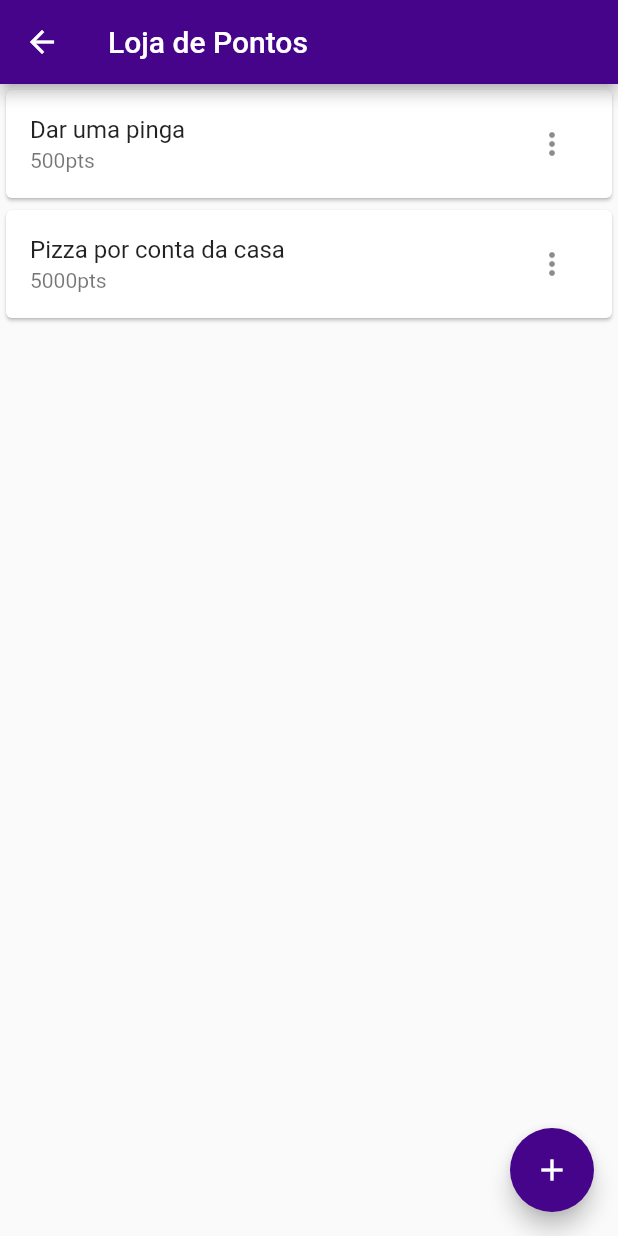
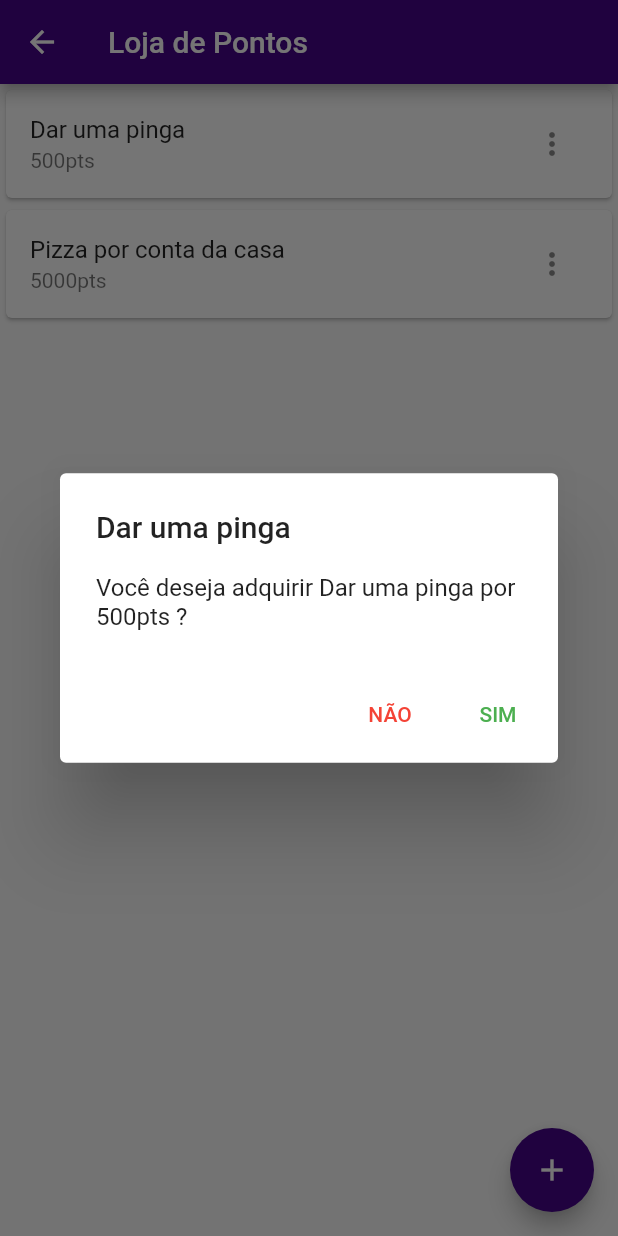
Before and after one commit to jonasbraga/repstask-frontend, a Flutter app: the ShopPage screen opened directly, after a tap on "Dar uma pinga", on a phone screen of 412 x 824 dp. Run offline on Flutter 3.47's test engine with Material 2 defaults, Android fonts, the phone set to English and light mode, and no system bars; network calls fail.

Commit message:
Enh: Adicionado dialog de confirmação

```diff
--- /dev/null
+++ b/lib/components/reward/buy_reward_dialog.dart
@@ -0,0 +1,40 @@
+import 'package:flutter/material.dart';
+import 'package:reptask/models/reward_model.dart';
+
+class BuyRewardDialog extends StatefulWidget {
+  const BuyRewardDialog({super.key, required this.rewardData});
+  final RewardModel rewardData;
+
+  @override
+  State<BuyRewardDialog> createState() => _BuyRewardDialogState();
+}
+
+class _BuyRewardDialogState extends State<BuyRewardDialog> {
+  @override
+  Widget build(BuildContext context) {
+    return AlertDialog(
+      title: Text(widget.rewardData.titulo),
+      content: Text(
+          "Você deseja adquirir ${widget.rewardData.titulo} por ${widget.rewardData.pontos}pts ?"),
+      actions: [
+        TextButton(
+            child: const Text(
+              "NÃO",
+              style: TextStyle(color: Colors.red),
+            ),
+            onPressed: () {
+              Navigator.pop(context);
+            }),
+        TextButton(
+          child: const Text(
+            "SIM",
+            style: TextStyle(color: Colors.green),
+          ),
+          onPressed: () {
+            Navigator.pop(context);
+          },
+        )
+      ],
+    );
+  }
+}
--- a/lib/components/reward/rewards_list.dart
+++ b/lib/components/reward/rewards_list.dart
@@ -1,4 +1,6 @@
 import 'package:flutter/material.dart';
+import 'package:reptask/components/reward/buy_reward_dialog.dart';
+import 'package:reptask/components/reward/delete_reward_dialog.dart';
 
 import '../../models/reward_model.dart';
 
@@ -25,7 +27,11 @@ class _RewardsListState extends State<RewardsList> {
             key: ValueKey(index),
             child: ListTile(
               onTap: () {
-                print("Clicou no cartão");
+                showDialog(
+                    context: context,
+                    builder: (BuildContext context) {
+                      return BuyRewardDialog(rewardData: rewardList[index]);
+                    });
               },
               title: Text(rewardList[index].titulo),
               subtitle: Text('${rewardList[index].pontos}pts'),
@@ -42,7 +48,13 @@ class _RewardsListState extends State<RewardsList> {
                                 print("Abrir modo de edição");
                                 break;
                               case "option2":
-                                print("Chamar delete reward");
+                                showDialog(
+                                    context: context,
+                                    builder: (BuildContext context) {
+                                      return DeleteRewardDialog(
+                                        rewardData: rewardList[index],
+                                      );
+                                    });
                                 break;
                             }
                           },
@@ -65,7 +77,11 @@ class _RewardsListState extends State<RewardsList> {
                     IconButton(
                       icon: const Icon(Icons.shopping_cart),
                       onPressed: () {
-                        print('Usuário clicou no presente');
+                        showDialog(
+                          context: context,
+                          builder: (BuildContext context) {
+                            return BuyRewardDialog(rewardData: rewardList[index]);
+                        });
                       },
                     )
                 ],
```
Also changed, not shown: lib/components/reward/delete_reward_dialog.dart (added, +40 -0 lines).
